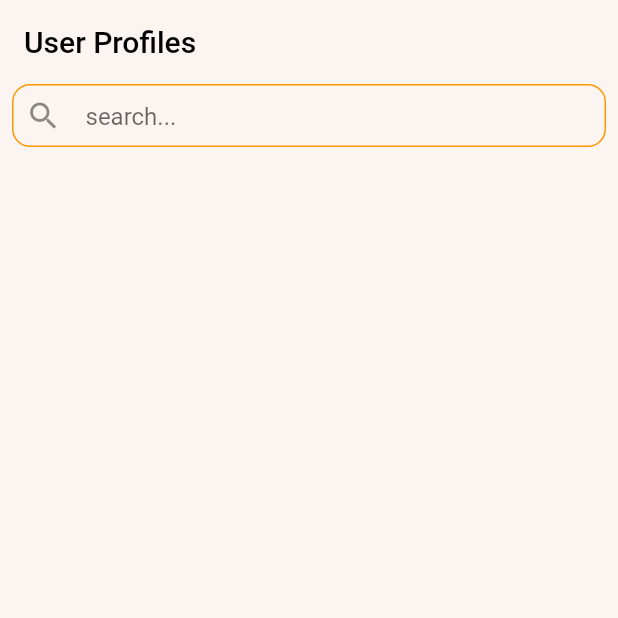
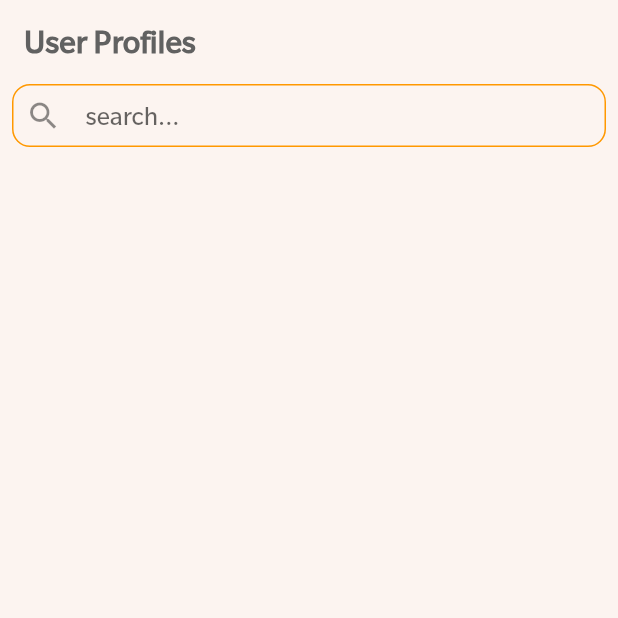
Before and after one commit to AJ8454/User_Profile, a Flutter app: the screen it shows after launch, on a phone screen of 412 x 824 dp, the top half of it. Run offline on Flutter 3.47's test engine with Material 2 defaults, Android fonts, the phone set to English and light mode, and no system bars; network calls fail.

Commit message:
--second commit--

```diff
--- a/lib/main.dart
+++ b/lib/main.dart
@@ -21,6 +21,7 @@ class MyApp extends StatelessWidget {
         debugShowCheckedModeBanner: false,
         theme: ThemeData(
           primarySwatch: Colors.orange,
+          fontFamily: 'OnePlus-Regular',
         ),
         initialRoute: '/',
         routes: {
--- a/lib/screens/home_screen.dart
+++ b/lib/screens/home_screen.dart
@@ -83,7 +83,13 @@ class _HomeScreenState extends State<HomeScreen> {
     return Scaffold(
       backgroundColor: const Color(0xFFFCF4F0),
       appBar: AppBar(
-        title: const Text('User Profiles'),
+        title: Text(
+          'User Profiles',
+          style: TextStyle(
+            fontWeight: FontWeight.bold,
+            color: Colors.grey[700],
+          ),
+        ),
         elevation: 0,
         backgroundColor: Colors.transparent,
       ),
```
Also changed, not shown: pubspec.yaml (+4 -4 lines), assets/fonts/OnePlus-Regular.ttf (added).
